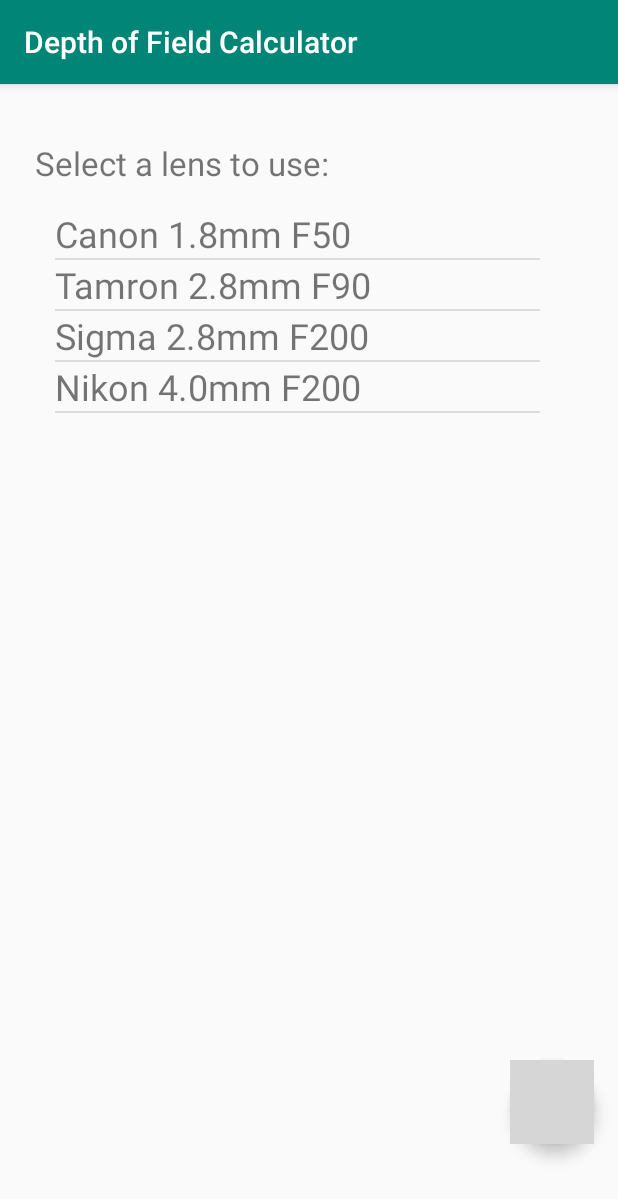
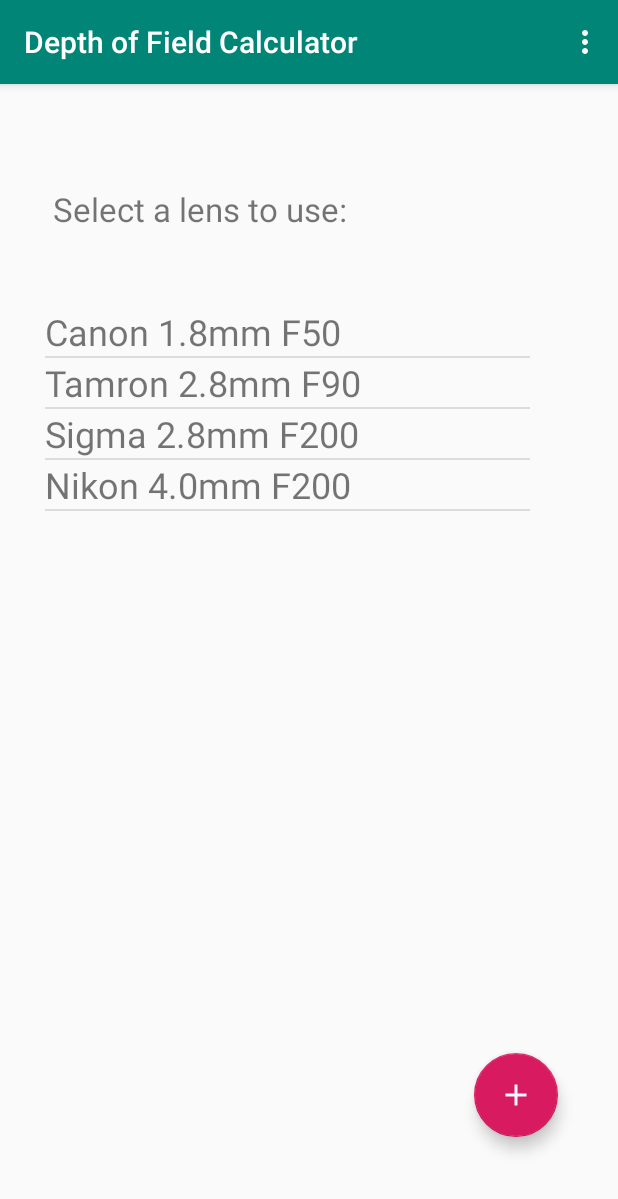
Before and after one commit to daniellenix/DepthOfFieldCalculator, an Android app: the screen it shows after launch (MainActivity), on a phone screen of 412 x 824 dp. Shown: the top 1199 px of the screen. Run offline under Robolectric (Android 15) with nearby library versions, the light colour scheme and no system bars; grey boxes are pictures that could not be loaded.

Commit message:
Toolbar implementation initiation.

```diff
--- a/app/src/main/java/com/example/cmpt276a2/MainActivity.java
+++ b/app/src/main/java/com/example/cmpt276a2/MainActivity.java
@@ -3,10 +3,14 @@
 import androidx.annotation.NonNull;
 import androidx.annotation.Nullable;
 import androidx.appcompat.app.AppCompatActivity;
+import androidx.appcompat.widget.Toolbar;
 
 import android.app.Activity;
 import android.content.Intent;
 import android.os.Bundle;
+import android.view.Menu;
+import android.view.MenuInflater;
+import android.view.MenuItem;
 import android.view.View;
 import android.view.ViewGroup;
 import android.widget.AdapterView;
@@ -26,20 +30,46 @@
 import java.util.ArrayList;
 import java.util.List;
 
-
 public class MainActivity extends AppCompatActivity {
 
     private LensManager manager = LensManager.getInstance();
+
+    @Override
+    public boolean onCreateOptionsMenu(Menu menu) {
+        MenuInflater inflater = getMenuInflater();
+        inflater.inflate(R.menu.example_menu, menu);
+        return true;
+    }
+
+    @Override
+    public boolean onOptionsItemSelected(@NonNull MenuItem item) {
+        switch (item.getItemId()) {
+            case R.id.item1:
+                Toast.makeText(this, "Item 1 selected", Toast.LENGTH_SHORT).show();
+                return true;
+            case R.id.item2:
+                Toast.makeText(this, "Item 2 selected", Toast.LENGTH_SHORT).show();
+                return true;
+            default:
+                return super.onOptionsItemSelected(item);
+        }
+    }
 
     @Override
     protected void onCreate(Bundle savedInstanceState) {
         super.onCreate(savedInstanceState);
         setContentView(R.layout.activity_main);
 
+        Toolbar toolbar = findViewById(R.id.toolbar);
+        setSupportActionBar(toolbar);
+
+
         populateLensList();
         populateListView();
         floatingActionButton();
         clickLens();
+
+
 
     }
 
--- /dev/null
+++ b/app/src/main/res/drawable/ic_add_black_24dp.xml
@@ -0,0 +1,5 @@
+<vector android:height="24dp" android:tint="#F5F8FF"
+    android:viewportHeight="24.0" android:viewportWidth="24.0"
+    android:width="24dp" xmlns:android="http://schemas.android.com/apk/res/android">
+    <path android:fillColor="@android:color/white" android:pathData="M19,13h-6v6h-2v-6H5v-2h6V5h2v6h6v2z"/>
+</vector>
--- /dev/null
+++ b/app/src/main/res/drawable/ic_more_vert_black_24dp.xml
@@ -0,0 +1,5 @@
+<vector android:height="24dp" android:tint="#F5F8FF"
+    android:viewportHeight="24.0" android:viewportWidth="24.0"
+    android:width="24dp" xmlns:android="http://schemas.android.com/apk/res/android">
+    <path android:fillColor="#FF000000" android:pathData="M12,8c1.1,0 2,-0.9 2,-2s-0.9,-2 -2,-2 -2,0.9 -2,2 0.9,2 2,2zM12,10c-1.1,0 -2,0.9 -2,2s0.9,2 2,2 2,-0.9 2,-2 -0.9,-2 -2,-2zM12,16c-1.1,0 -2,0.9 -2,2s0.9,2 2,2 2,-0.9 2,-2 -0.9,-2 -2,-2z"/>
+</vector>
--- a/app/src/main/res/layout/activity_main.xml
+++ b/app/src/main/res/layout/activity_main.xml
@@ -6,13 +6,21 @@
     android:layout_height="match_parent"
     tools:context=".MainActivity">
 
+    <include
+        android:id="@+id/toolbar"
+        layout="@layout/toolbar"
+        android:visibility="visible"
+        app:layout_constraintEnd_toEndOf="parent"
+        app:layout_constraintStart_toStartOf="parent"
+        app:layout_constraintTop_toTopOf="parent" />
+
     <ListView
         android:id="@+id/listViewMain"
         android:layout_width="323dp"
         android:layout_height="334dp"
-        android:layout_marginTop="16dp"
+        android:layout_marginTop="132dp"
         app:layout_constraintEnd_toStartOf="@+id/guideline4"
-        app:layout_constraintHorizontal_bias="0.34"
+        app:layout_constraintHorizontal_bias="0.222"
         app:layout_constraintStart_toStartOf="@+id/guideline3"
         app:layout_constraintTop_toTopOf="@+id/guideline"></ListView>
 
@@ -41,15 +49,17 @@
         android:id="@+id/textViewSelectLens"
         android:layout_width="wrap_content"
         android:layout_height="wrap_content"
+        android:layout_marginTop="52dp"
         android:text=" Select a lens to use:"
         android:textSize="22dp"
-        app:layout_constraintBottom_toTopOf="@+id/guideline"
-        app:layout_constraintStart_toStartOf="@+id/guideline3" />
+        app:layout_constraintStart_toStartOf="@+id/listViewMain"
+        app:layout_constraintTop_toTopOf="@+id/guideline" />
 
     <com.google.android.material.floatingactionbutton.FloatingActionButton
         android:id="@+id/floatingActionButtonPlus"
         android:layout_width="wrap_content"
         android:layout_height="wrap_content"
+        android:layout_marginEnd="24dp"
         android:clickable="true"
         app:layout_constraintBottom_toTopOf="@+id/guideline2"
         app:layout_constraintEnd_toStartOf="@+id/guideline4"
--- a/app/src/main/res/layout/activity_second.xml
+++ b/app/src/main/res/layout/activity_second.xml
@@ -82,6 +82,7 @@
         android:layout_height="wrap_content"
         android:text="Make"
         android:textSize="22dp"
+        android:inputType="text"
         app:layout_constraintBottom_toTopOf="@+id/guideline7"
         app:layout_constraintStart_toStartOf="@+id/guideline5" />
 
@@ -92,6 +93,7 @@
         android:layout_marginBottom="57dp"
         android:text="Focal Length [mm]"
         android:textSize="22dp"
+        android:inputType="number"
         app:layout_constraintBottom_toBottomOf="@+id/focalLength"
         app:layout_constraintStart_toStartOf="@+id/guideline5" />
 
@@ -102,6 +104,7 @@
         android:layout_marginBottom="92dp"
         android:text="Aperture"
         android:textSize="22dp"
+        android:inputType="numberDecimal"
         app:layout_constraintBottom_toBottomOf="@+id/aperture"
         app:layout_constraintStart_toStartOf="@+id/guideline5" />
 
--- /dev/null
+++ b/app/src/main/res/layout/toolbar.xml
@@ -0,0 +1,11 @@
+<?xml version="1.0" encoding="utf-8"?>
+<androidx.appcompat.widget.Toolbar xmlns:android="http://schemas.android.com/apk/res/android"
+    android:layout_width="match_parent"
+    android:layout_height="wrap_content"
+    xmlns:app="http://schemas.android.com/apk/res-auto"
+    android:background="@color/colorPrimary"
+    android:elevation="4dp"
+    android:theme="@style/ThemeOverlay.AppCompat.Dark.ActionBar"
+    app:popupTheme="@style/ThemeOverlay.AppCompat.Light">
+
+</androidx.appcompat.widget.Toolbar>
--- /dev/null
+++ b/app/src/main/res/menu/example_menu.xml
@@ -0,0 +1,16 @@
+<?xml version="1.0" encoding="utf-8"?>
+<menu xmlns:android="http://schemas.android.com/apk/res/android"
+    xmlns:app="http://schemas.android.com/apk/res-auto">
+
+    <item android:id="@+id/item1"
+        android:icon="@drawable/ic_add_black_24dp"
+        android:title="Item 1"
+        app:showAsAction="never"/>
+
+    <item android:id="@+id/item2"
+        android:title="Item 2"
+        app:showAsAction="never" />
+
+
+
+</menu>
--- a/app/src/main/res/values/styles.xml
+++ b/app/src/main/res/values/styles.xml
@@ -1,7 +1,7 @@
 <resources>
 
     <!-- Base application theme. -->
-    <style name="AppTheme" parent="Theme.AppCompat.Light.DarkActionBar">
+    <style name="AppTheme" parent="Theme.AppCompat.Light.NoActionBar">
         <!-- Customize your theme here. -->
         <item name="colorPrimary">@color/colorPrimary</item>
         <item name="colorPrimaryDark">@color/colorPrimaryDark</item>
```
Also changed, not shown: app/src/main/java/com/example/cmpt276a2/ThirdActivity.java (+6 -14 lines), app/src/main/res/drawable/ic_add_circle_outline_black_24dp.xml (added, +9 -0 lines).
